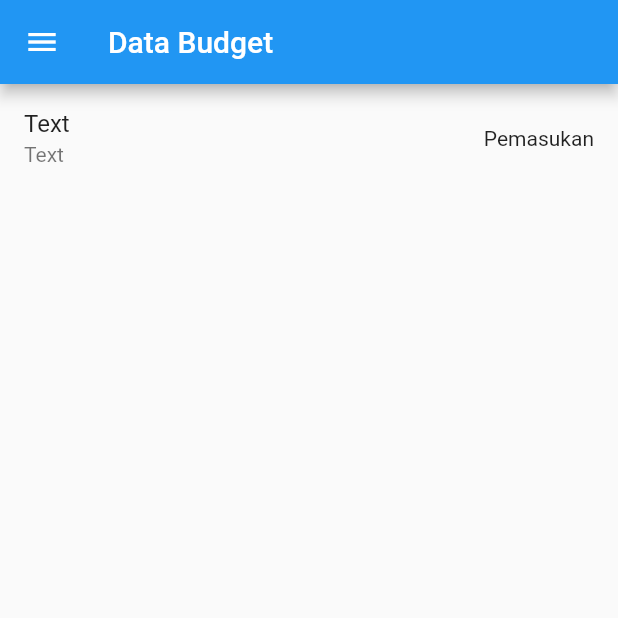
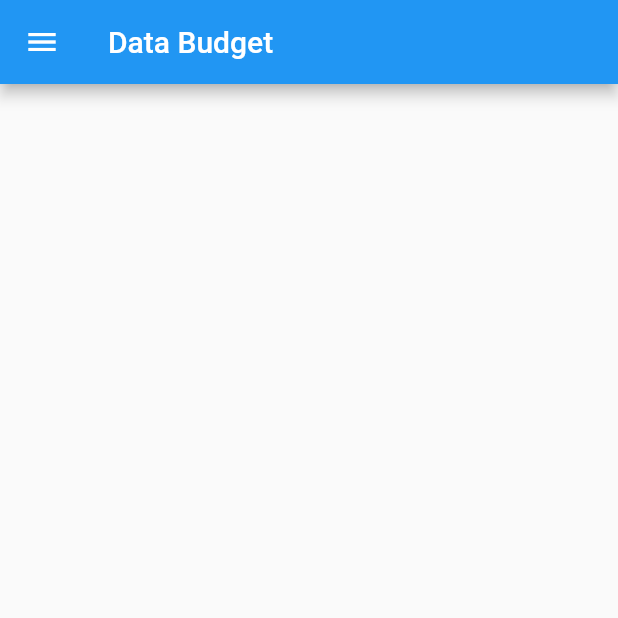
Before and after one commit to edutjie/pbp-flutter-lab, a Flutter app: the DataBudgetPage screen opened directly, on a phone screen of 412 x 824 dp, the top half of it. Run offline on Flutter 3.47's test engine with Material 2 defaults, Android fonts, the phone set to English and light mode, and no system bars.

Commit message:
Basic task done

```diff
--- a/lib/data_budget.dart
+++ b/lib/data_budget.dart
@@ -1,6 +1,7 @@
 import 'package:counter_7/main.dart';
 import 'package:counter_7/tambah_budget.dart';
 import 'package:flutter/material.dart';
+import 'globals.dart' as globals;
 
 class DataBudgetPage extends StatefulWidget {
   const DataBudgetPage({super.key});
@@ -10,8 +11,6 @@ class DataBudgetPage extends StatefulWidget {
 }
 
 class _DataBudgetState extends State<DataBudgetPage> {
-  List<ListTile> items = [];
-
   @override
   Widget build(BuildContext context) {
     return Scaffold(
@@ -30,7 +29,7 @@ class _DataBudgetState extends State<DataBudgetPage> {
                   context,
                   MaterialPageRoute(
                       builder: (context) =>
-                          const MyHomePage(title: 'counter_7')),
+                      const MyHomePage(title: 'counter_7')),
                 );
               },
             ),
@@ -60,16 +59,16 @@ class _DataBudgetState extends State<DataBudgetPage> {
         ),
       ),
       body: Center(
-        child: ListView(
-          children: const [
-            ListTile(
-              title: Text('Text'),
-              subtitle: Text('Text'),
-              trailing: Text('Pemasukan'),
-            )
-          ],
-        )
-      ),
+          child: ListView.builder(
+            itemCount: globals.budgets.length,
+            itemBuilder: ((context, index) {
+              return ListTile(
+                title: Text(globals.budgets[index].judul),
+                subtitle: Text(globals.budgets[index].nominal.toString()),
+                trailing: Text(globals.budgets[index].jenisBudget),
+              );
+            }),
+          )),
     );
   }
 }
--- /dev/null
+++ b/lib/globals.dart
@@ -0,0 +1,4 @@
+library counter_7.globals;
+import 'package:counter_7/tambah_budget.dart';
+
+List<Budget> budgets = [];
```
Also changed, not shown: lib/tambah_budget.dart (+56 -1 lines).
